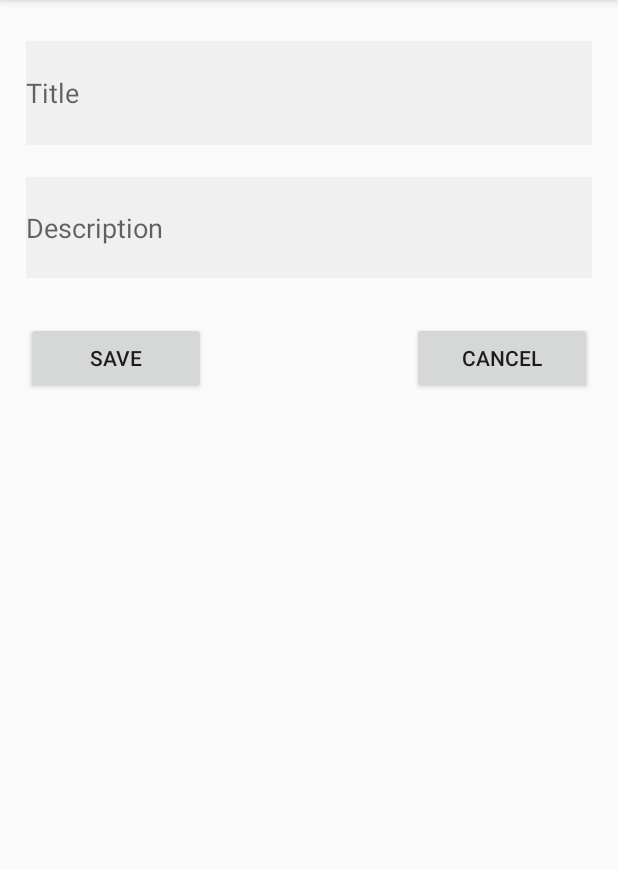
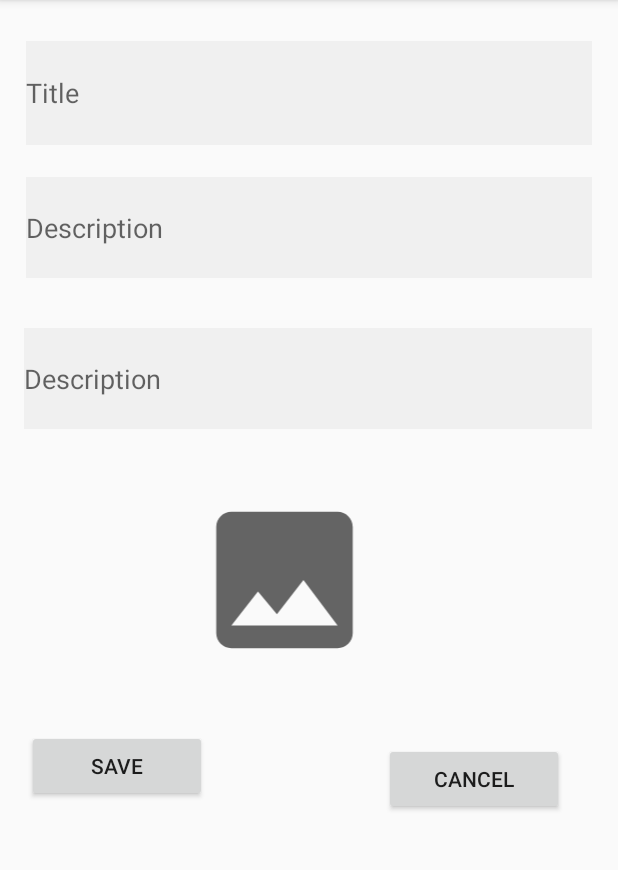
Before and after one commit to joelvaz99/TP_parte3, an Android app: the AddProblem screen opened directly, with no data from a screen before it, on a phone screen of 412 x 824 dp, the part 84-954 px from its top. Run offline under Robolectric (Android 15) with nearby library versions, the phone set to English and light mode, and no system bars; pictures from the network do not load.

Commit message:
Adicionar Problema

```diff
--- a/app/src/main/AndroidManifest.xml
+++ b/app/src/main/AndroidManifest.xml
@@ -8,6 +8,9 @@
     -->
     <uses-permission android:name="android.permission.ACCESS_FINE_LOCATION" />
     <uses-permission android:name="android.permission.INTERNET" />
+    <uses-permission android:name="android.permission.READ_EXTERNAL_STORAGE"/>
+    <uses-permission android:name="android.permission.CAMERA"/>
+    <uses-permission android:name="android.permission.WRITE_EXTERNAL_STORAGE"/>
 
     <application
         android:allowBackup="true"
@@ -15,7 +18,8 @@
         android:label="@string/app_name"
         android:roundIcon="@mipmap/ic_launcher_round"
         android:supportsRtl="true"
-        android:theme="@style/AppTheme">
+        android:theme="@style/AppTheme"
+        android:usesCleartextTraffic="true">
         <activity android:name=".AddProblem"></activity>
         <!--
              The API key for Google Maps-based APIs is defined as a string resource.
--- /dev/null
+++ b/app/src/main/res/drawable/ic_baseline_image_24.xml
@@ -0,0 +1,10 @@
+<vector xmlns:android="http://schemas.android.com/apk/res/android"
+    android:width="24dp"
+    android:height="24dp"
+    android:viewportWidth="24"
+    android:viewportHeight="24"
+    android:tint="?attr/colorControlNormal">
+  <path
+      android:fillColor="@android:color/white"
+      android:pathData="M21,19V5c0,-1.1 -0.9,-2 -2,-2H5c-1.1,0 -2,0.9 -2,2v14c0,1.1 0.9,2 2,2h14c1.1,0 2,-0.9 2,-2zM8.5,13.5l2.5,3.01L14.5,12l4.5,6H5l3.5,-4.5z"/>
+</vector>
--- a/app/src/main/res/layout/activity_add_problem.xml
+++ b/app/src/main/res/layout/activity_add_problem.xml
@@ -59,6 +59,34 @@
         app:layout_constraintTop_toTopOf="parent" />
 
 
+    <EditText
+        android:id="@+id/edit_word3"
+        android:layout_width="383dp"
+        android:layout_height="67dp"
+        android:layout_below="@+id/edit_word2"
+        android:layout_alignParentStart="true"
+        android:layout_alignParentLeft="true"
+        android:layout_alignParentEnd="true"
+        android:layout_alignParentRight="true"
+        android:layout_marginStart="16dp"
+        android:layout_marginLeft="17dp"
+        android:layout_marginTop="33dp"
+        android:layout_marginEnd="17dp"
+        android:layout_marginRight="17dp"
+        android:autofillHints=""
+        android:background="#f0f0f0"
+        android:ems="10"
+        android:hint="@string/Description"
+        android:inputType="textMultiLine"
+        android:lines="10"
+        android:maxLines="100"
+        android:minLines="10"
+        android:scrollbars="vertical"
+        android:singleLine="true"
+        app:layout_constraintBottom_toTopOf="@+id/edit_word"
+        app:layout_constraintStart_toStartOf="parent"
+        app:layout_constraintTop_toTopOf="parent" />
+
     <Button
         android:id="@+id/cancel_button"
         android:layout_width="120dp"
@@ -67,9 +95,9 @@
         android:layout_alignParentEnd="true"
         android:layout_alignParentRight="true"
         android:layout_centerVertical="true"
-        android:layout_marginTop="29dp"
-        android:layout_marginEnd="17dp"
-        android:layout_marginRight="15dp"
+        android:layout_marginTop="310dp"
+        android:layout_marginEnd="36dp"
+        android:layout_marginRight="36dp"
         android:onClick="Cancel"
         android:text="@string/Cancel"
         app:layout_constraintTop_toBottomOf="@+id/edit_word"
@@ -83,12 +111,28 @@
         android:layout_alignParentStart="true"
         android:layout_alignParentLeft="true"
         android:layout_centerVertical="true"
-        android:layout_marginStart="17dp"
-        android:layout_marginLeft="15dp"
-        android:layout_marginTop="29dp"
+        android:layout_marginStart="18dp"
+        android:layout_marginLeft="18dp"
+        android:layout_marginTop="301dp"
         android:onClick="Save"
         android:text="@string/Save"
         app:layout_constraintTop_toBottomOf="@+id/edit_word"
         tools:layout_editor_absoluteX="273dp" />
 
+    <ImageView
+        android:id="@+id/image_View"
+        android:layout_width="173dp"
+        android:layout_height="121dp"
+        android:layout_below="@+id/edit_word3"
+        android:layout_alignParentStart="true"
+        android:layout_alignParentLeft="true"
+        android:layout_alignParentEnd="true"
+        android:layout_alignParentRight="true"
+        android:layout_marginStart="103dp"
+        android:layout_marginLeft="103dp"
+        android:layout_marginTop="40dp"
+        android:layout_marginEnd="136dp"
+        android:layout_marginRight="136dp"
+        app:srcCompat="@drawable/ic_baseline_image_24" />
+
 </RelativeLayout>
```
Also changed, not shown: app/src/main/java/ipvc/estg/tp_parte3/AddProblem.kt (+138 -2 lines), app/src/main/java/ipvc/estg/tp_parte3/MapsActivity.kt (+57 -4 lines), app/src/main/java/ipvc/estg/tp_parte3/api/EndPoints.kt (+17 -0 lines).
